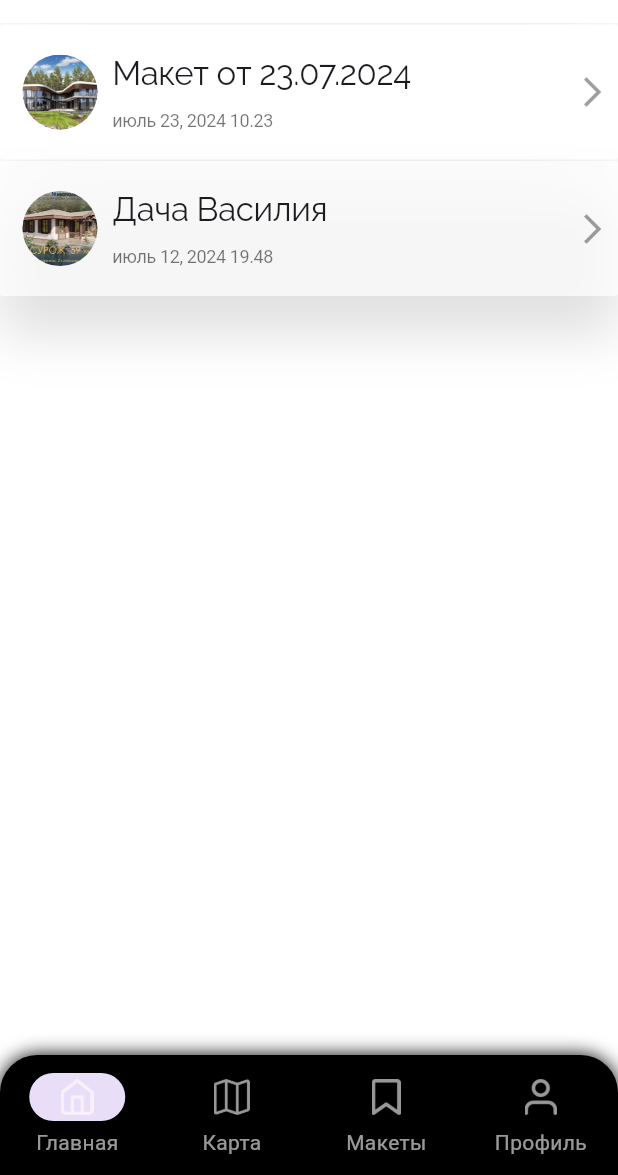
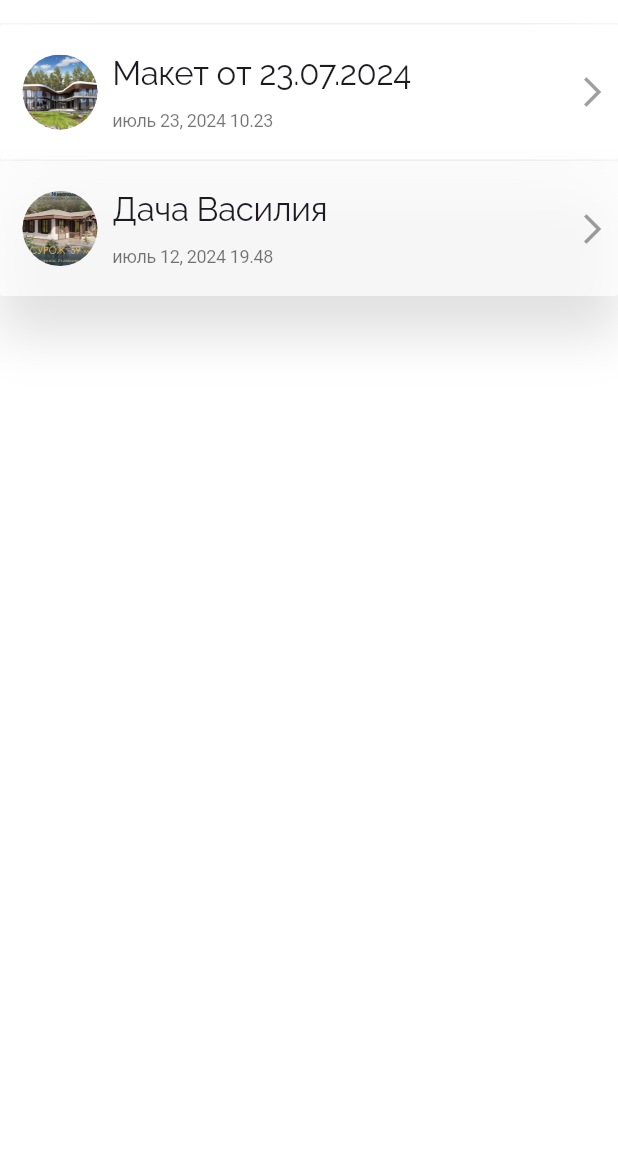
Before and after one commit to Artemtpv/flutter-application-1, a Flutter app: the MyMakets screen opened by its route, on a phone screen of 412 x 824 dp, the part 61-1236 px from its top. Run offline on Flutter 3.47's test engine with Material 3 defaults, Android fonts, the phone set to English and light mode, and no system bars; our stand-ins replace go_router, google_fonts.

Commit message:
10 commit

```diff
--- a/lib/bottom_navigator/bottom_navigator.dart
+++ b/lib/bottom_navigator/bottom_navigator.dart
@@ -1,4 +1,4 @@
-/*import 'package:flutter/material.dart';
+import 'package:flutter/material.dart';
 import 'package:flutter_application_1/constants/colors_constants.dart';
 import 'package:flutter_application_1/home/home.dart';
 import 'package:flutter_application_1/makets/makets.dart';
@@ -109,4 +109,3 @@ class _BottomState extends State<BottomNavigator> {
     );
   }
 }
-*/
--- a/lib/home/home.dart
+++ b/lib/home/home.dart
@@ -1,4 +1,5 @@
 import 'package:flutter/material.dart';
+import 'package:flutter_application_1/bottom_navigator/bottom_navigator.dart';
 
 import 'package:flutter_application_1/fieled/fieled.dart';
 
@@ -17,6 +18,7 @@ class _MyHomeState extends State<MyHome> {
   @override
   Widget build(BuildContext context) {
     return Scaffold(
+      bottomNavigationBar: const BottomNavigator(),
       appBar: AppBar(
         backgroundColor: Colors.white,
         title: Row(
--- a/lib/main.dart
+++ b/lib/main.dart
@@ -1,4 +1,5 @@
 import 'package:flutter/material.dart';
+import 'package:flutter_application_1/bottom_navigator/bottom_navigator.dart';
 import 'package:flutter_application_1/router.dart';
 
 //import 'package:flutter_application_1/fieled/fieled.dart';
--- a/lib/makets/makets.dart
+++ b/lib/makets/makets.dart
@@ -14,83 +14,6 @@ class _MyMaketsState extends State<MyMakets> {
   @override
   Widget build(BuildContext context) {
     return Scaffold(
-      bottomNavigationBar: Container(
-        margin: const EdgeInsets.only(top: 0),
-        decoration: const BoxDecoration(
-          boxShadow: [
-            BoxShadow(
-              color: Colors.black,
-              spreadRadius: 0,
-              blurRadius: 10,
-            ),
-          ],
-          borderRadius: BorderRadius.only(
-            topLeft: Radius.circular(25),
-            topRight: Radius.circular(25),
-          ),
-        ),
-        child: ClipRRect(
-          borderRadius: const BorderRadius.only(
-            topLeft: Radius.circular(25),
-            topRight: Radius.circular(25),
-          ),
-          child: NavigationBarTheme(
-            data: NavigationBarThemeData(
-              labelTextStyle: WidgetStateProperty.all(
-                const TextStyle(fontSize: 14, color: Colors.white60),
-              ),
-            ),
-            child: NavigationBar(
-              backgroundColor: CustomColors.bgBlack,
-              onDestinationSelected: (int index) {
-                setState(
-                  () {},
-                );
-              },
-
-              // вкладка избранное тебе не понадобится убери ее - исправлено
-              destinations: const [
-                NavigationDestination(
-                  icon: ImageIcon(
-                    color: CustomColors.bgWhite,
-                    AssetImage(
-                      'assets/icons/home.png',
-                    ),
-                  ),
-                  label: 'Главная',
-                ), // раздел главная страница
-                NavigationDestination(
-                  icon: ImageIcon(
-                    color: CustomColors.bgWhite,
-                    AssetImage(
-                      'assets/icons/map.png',
-                    ),
-                  ),
-                  label: 'Карта',
-                ), // раздел карта
-                NavigationDestination(
-                  icon: ImageIcon(
-                    color: CustomColors.bgWhite,
-                    AssetImage(
-                      'assets/icons/bookmark.png',
-                    ),
-                  ),
-                  label: 'Макеты',
-                ), // раздел макеты
-                NavigationDestination(
-                  icon: ImageIcon(
-                    color: CustomColors.bgWhite,
-                    AssetImage(
-                      'assets/icons/user.png',
-                    ),
-                  ),
-                  label: 'Профиль',
-                ), // раздел профиль
-              ],
-            ), // нижнее навигационное поле,
-          ),
-        ),
-      ),
       appBar: AppBar(
         backgroundColor: Colors.white,
         title: Row(
```
Also changed, not shown: lib/profile/profile.dart (+0 -69 lines).
